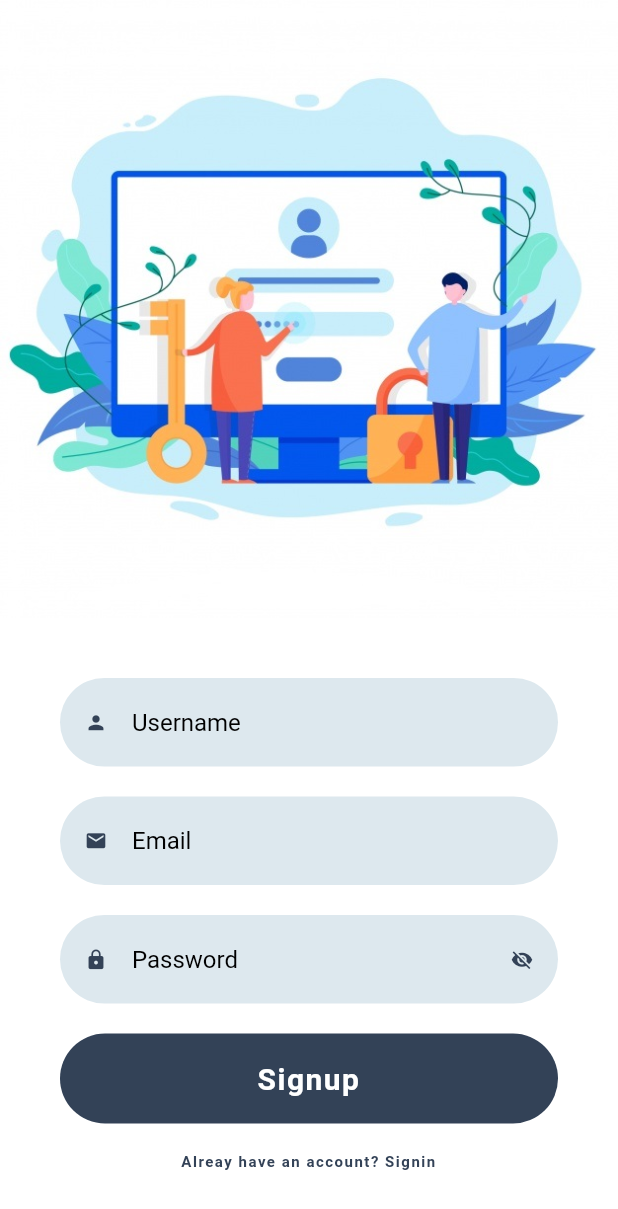
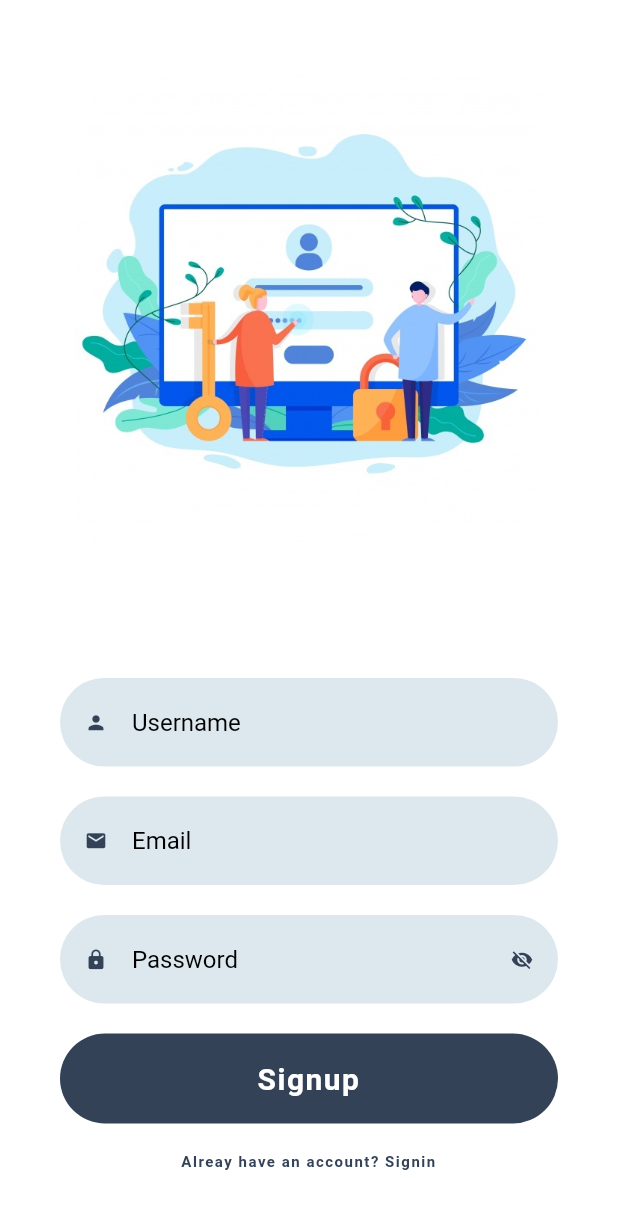
Before and after one commit to aryan-basu/Onepad, a Flutter app: the screen it shows after launch, on a phone screen of 412 x 824 dp. Shown: the top 1209 px of the screen. Run offline on Flutter 3.47's test engine with Material 2 defaults, Android fonts, the phone set to English and light mode, and no system bars; our stand-ins replace cloud_firestore, firebase_auth, firebase_core, google_fonts, shared_preferences; accounts and stored records are empty; Roboto replaces fonts that are missing (Ubuntu).

Commit message:
SignUp screen

```diff
--- a/lib/Screens/SingupScreen/SignupScreen.dart
+++ b/lib/Screens/SingupScreen/SignupScreen.dart
@@ -83,10 +83,10 @@ class _SignUpScreenState extends State<SignUpScreen> {
         child: SingleChildScrollView(
           child: Container(
             child: Column(
-              mainAxisAlignment: MainAxisAlignment.center,
               children: [
                 Container(
                   height: MediaQuery.of(context).size.height / 2,
+                  width: MediaQuery.of(context).size.width - 100,
                   decoration: BoxDecoration(
                       image: DecorationImage(
                           image: AssetImage('assets/images/signup.jpg'))),
--- a/lib/main.dart
+++ b/lib/main.dart
@@ -1,4 +1,5 @@
 import 'package:flutter/material.dart';
+import 'package:onepad/Screens/GetStarted.dart';
 import 'package:onepad/Screens/SingupScreen/SignupScreen.dart';
 import 'package:firebase_core/firebase_core.dart';
 import 'package:onepad/Services/const.dart';
```
